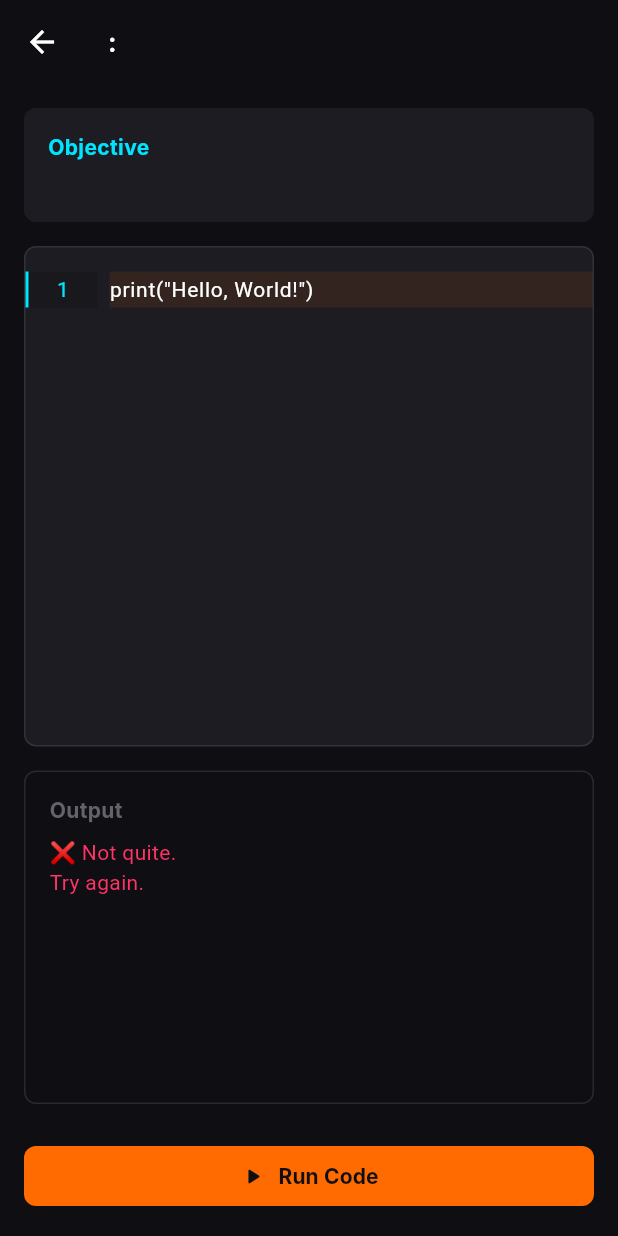
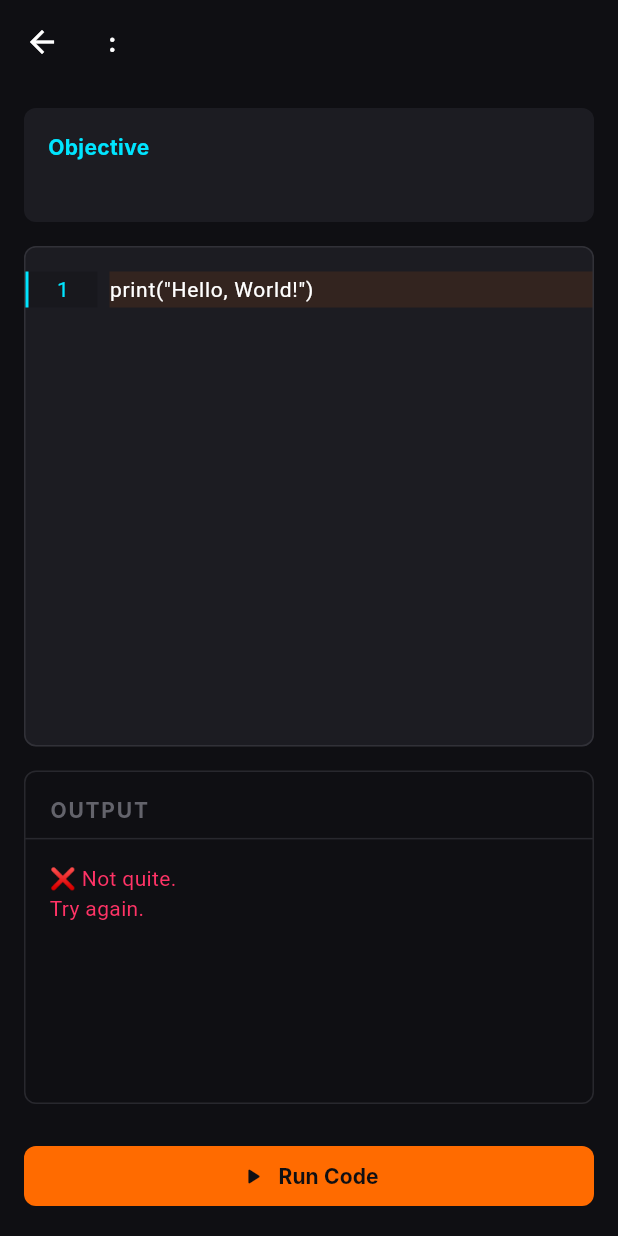
Before and after one commit to MirZayir/Python-Forge, a Flutter app: the MissionScreen screen opened directly with empty values, after a tap on "Run Code", on a phone screen of 412 x 824 dp. Run offline on Flutter 3.47's test engine with Material 3 defaults, Android fonts, the phone set to English and light mode, and no system bars; our stand-ins replace flutter_riverpod, go_router, shared_preferences; accounts and stored records are empty; Roboto replaces fonts that are missing (Inter, JetBrains Mono).

Commit message:
feat(progress): persist mission completion locally

```diff
--- a/lib/features/poc/presentation/screens/mission_screen.dart
+++ b/lib/features/poc/presentation/screens/mission_screen.dart
@@ -1,5 +1,6 @@
 import 'package:flutter/material.dart';
 import 'package:go_router/go_router.dart';
+import 'package:shared_preferences/shared_preferences.dart';
 
 import '../../../../core/theme/app_colors.dart';
 import '../../../../core/theme/app_radius.dart';
@@ -11,7 +12,7 @@ import '../../../../core/widgets/forge_card.dart';
 import '../../../../core/widgets/forge_scaffold.dart';
 import '../../domain/models/mission.dart';
 
-/// Milestone 1 - Phase 1: Editor Skeleton (Refactored CodeEditorWidget).
+/// Milestone 1 - Phase 1: Editor Skeleton (Persistent Mission Progress).
 /// A structural UI layout for the interactive learning environment.
 class MissionScreen extends StatefulWidget {
   final Mission mission;
@@ -59,11 +60,11 @@ class _MissionScreenState extends State<MissionScreen> {
 
     setState(() {
       _isRunning = true;
-      _outputText = 'Running...';
+      _outputText = '> Running...';
     });
 
     // Simulate execution delay for UX
-    await Future.delayed(const Duration(milliseconds: 600));
+    await Future.delayed(const Duration(milliseconds: 400));
 
     if (!mounted) return;
 
@@ -78,6 +79,92 @@ class _MissionScreenState extends State<MissionScreen> {
         _outputText = '❌ Not quite.\nTry again.';
       }
     });
+
+    if (isCorrect) {
+      // Persist completion state locally
+      final prefs = await SharedPreferences.getInstance();
+      await prefs.setBool(
+          'mission_${widget.mission.numberLabel}_completed', true);
+
+      // Automatically unlock the next mission
+      final currentMissionNum = int.tryParse(widget.mission.numberLabel) ?? 1;
+      final maxUnlocked = prefs.getInt('max_unlocked_mission') ?? 1;
+
+      if (currentMissionNum >= maxUnlocked) {
+        await prefs.setInt('max_unlocked_mission', currentMissionNum + 1);
+      }
+
+      if (!mounted) return;
+      _showCompletionDialog();
+    }
+  }
+
+  void _showCompletionDialog() {
+    showDialog(
+      context: context,
+      barrierDismissible: false,
+      builder: (BuildContext context) {
+        return Dialog(
+          backgroundColor: AppColors.obsidian,
+          shape: RoundedRectangleBorder(
+            borderRadius: BorderRadius.circular(AppRadius.medium),
+            side: BorderSide(
+              color: AppColors.forgeEmber.withOpacity(0.5),
+              width: 1.0,
+            ),
+          ),
+          child: Padding(
+            padding: const EdgeInsets.all(AppSpacing.large),
+            child: Column(
+              mainAxisSize: MainAxisSize.min,
+              children: [
+                Text(
+                  '🎉 Mission Complete!',
+                  style: AppTypography.title.copyWith(color: Colors.white),
+                  textAlign: TextAlign.center,
+                ),
+                const SizedBox(height: AppSpacing.medium),
+                Text(
+                  'You wrote your first Python program.',
+                  style:
+                      AppTypography.body.copyWith(color: AppColors.syntaxGrey),
+                  textAlign: TextAlign.center,
+                ),
+                const SizedBox(height: AppSpacing.large),
+                Container(
+                  padding: const EdgeInsets.symmetric(
+                    horizontal: AppSpacing.large,
+                    vertical: AppSpacing.small,
+                  ),
+                  decoration: BoxDecoration(
+                    color: AppColors.temperGreen.withOpacity(0.1),
+                    borderRadius: BorderRadius.circular(AppRadius.small),
+                    border: Border.all(
+                      color: AppColors.temperGreen.withOpacity(0.5),
+                    ),
+                  ),
+                  child: Text(
+                    '+25 XP',
+                    style: AppTypography.code.copyWith(
+                      color: AppColors.temperGreen,
+                      fontWeight: FontWeight.bold,
+                      fontSize: 18.0,
+                    ),
+                  ),
+                ),
+                const SizedBox(height: AppSpacing.large),
+                ForgeButton(
+                  label: 'Continue',
+                  onPressed: () {
+                    Navigator.of(context).pop();
+                  },
+                ),
+              ],
+            ),
+          ),
+        );
+      },
+    );
   }
 
   @override
@@ -142,20 +229,42 @@ class _MissionScreenState extends State<MissionScreen> {
                   width: 1.0,
                 ),
               ),
-              padding: const EdgeInsets.all(AppSpacing.medium),
               child: Column(
-                crossAxisAlignment: CrossAxisAlignment.start,
+                crossAxisAlignment: CrossAxisAlignment.stretch,
                 children: [
-                  Text(
-                    'Output',
+                  // Console Header
+                  Padding(
+                    padding: const EdgeInsets.only(
+                      left: AppSpacing.medium,
+                      top: AppSpacing.medium,
+                      right: AppSpacing.medium,
+                      bottom: AppSpacing.small,
+                    ),
+                    child: Text(
+                      'OUTPUT',
                       style: AppTypography.body.copyWith(
                         color: AppColors.syntaxGrey,
                         fontWeight: FontWeight.bold,
+                        letterSpacing: 1.2,
                       ),
                     ),
-                  const SizedBox(height: AppSpacing.small),
+                  ),
+                  // Header Divider
+                  Divider(
+                    height: 1.0,
+                    thickness: 1.0,
+                    color: AppColors.syntaxGrey.withOpacity(0.3),
+                  ),
+                  // Console Text Area
                   Expanded(
+                    child: Padding(
+                      padding: const EdgeInsets.all(AppSpacing.medium),
                       child: SingleChildScrollView(
+                        child: AnimatedSwitcher(
+                          duration: const Duration(milliseconds: 300),
+                          child: Align(
+                            key: ValueKey<String>(_outputText),
+                            alignment: Alignment.topLeft,
                             child: Text(
                               _outputText,
                               style: AppTypography.code.copyWith(
@@ -163,7 +272,10 @@ class _MissionScreenState extends State<MissionScreen> {
                                     ? AppColors.slagRed
                                     : (_outputText.startsWith('✅')
                                         ? AppColors.temperGreen
-                                  : Colors.white),
+                                        : AppColors.syntaxGrey),
+                              ),
+                            ),
+                          ),
                         ),
                       ),
                     ),
```
Lines whose indentation alone changed are shown as unchanged.
